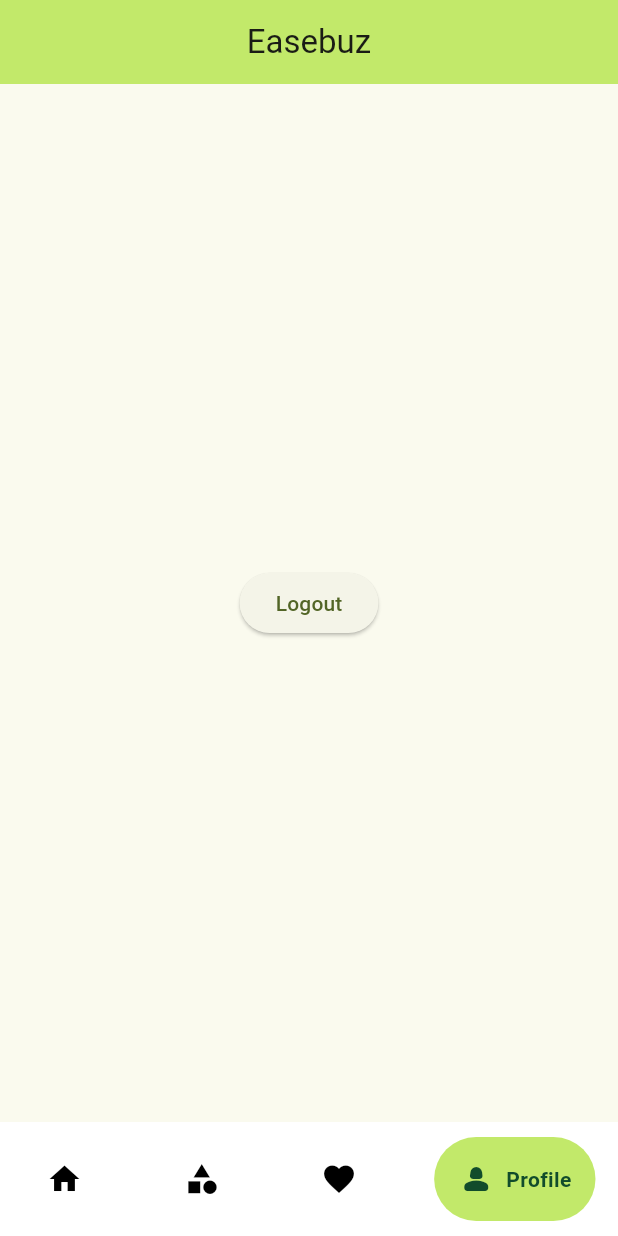
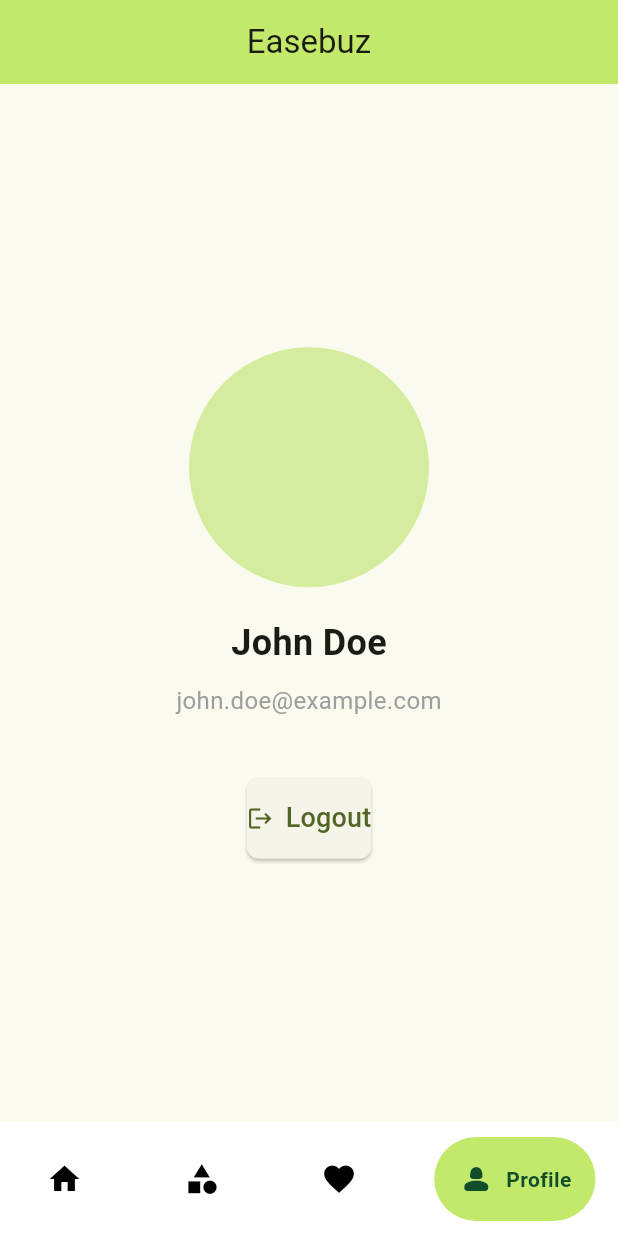
Before and after one commit to sulavtimsina/NepaliBusinessFE, a Flutter app: the screen it shows once a user with an empty profile is signed in, item 4 of the bottom bar chosen, on a phone screen of 412 x 824 dp. Run offline on Flutter 3.47's test engine with Material 3 defaults, Android fonts, the phone set to English and light mode, and no system bars; drawn by our look-alikes of google_nav_bar; our stand-ins replace cached_network_image, cloud_firestore, firebase_auth, firebase_core, get, google_sign_in; missing offline and left inert: flutter_facebook_auth; accounts and stored records are empty.

Commit message:
user profile under work

```diff
--- a/lib/screen/dashboard UI/details UI/business_detail.dart
+++ b/lib/screen/dashboard UI/details UI/business_detail.dart
@@ -28,7 +28,7 @@ class BusinessDetail extends StatelessWidget {
     final LocationController controller = Get.put(LocationController());
     return Scaffold(
       appBar: AppBar(
-        title: const Text('Business Details'),
+        title: Text(utils.name),
         centerTitle: true,
         backgroundColor: utils.primaryColor,
       ),
--- a/lib/screen/dashboard UI/details UI/category_detail_buz.dart
+++ b/lib/screen/dashboard UI/details UI/category_detail_buz.dart
@@ -16,7 +16,7 @@ class CategoryDetailBuz extends StatelessWidget {
     final Utils utils = Utils();
     return Scaffold(
       appBar: AppBar(
-        title: const Text('Businesses'),
+        title: Text(utils.name),
         centerTitle: true,
         backgroundColor:
             utils.primaryColor, // Replace with your Utils primaryColor
--- a/lib/screen/dashboard UI/profile.dart
+++ b/lib/screen/dashboard UI/profile.dart
@@ -8,11 +8,58 @@ class ProfileScreen extends StatelessWidget {
   @override
   Widget build(BuildContext context) {
     AuthControllerState authControllerState = Get.put(AuthControllerState());
-    return Center(
-        child: ElevatedButton(
-            onPressed: () {
-              authControllerState.signOut();
-            },
-            child: const Text('Logout')));
+    final screenSize = MediaQuery.of(context).size;
+    final screenWidth = screenSize.width;
+    final screenHeight = screenSize.height;
+
+    return Scaffold(
+      body: SizedBox(
+        width: screenWidth,
+        height: screenHeight,
+        child: Column(
+          mainAxisAlignment: MainAxisAlignment.center,
+          children: [
+            const CircleAvatar(
+              radius: 80,
+              // backgroundImage: NetworkImage('https://example.com/photo.jpg'),
+            ),
+            const SizedBox(height: 20),
+
+            const Text(
+              'John Doe',
+              style: TextStyle(fontSize: 24, fontWeight: FontWeight.bold),
+            ),
+            const SizedBox(height: 10),
+
+            // Email
+            const Text(
+              'john.doe@example.com',
+              style: TextStyle(fontSize: 16, color: Colors.grey),
+            ),
+            const SizedBox(height: 40),
+
+            Padding(
+              padding: const EdgeInsets.symmetric(horizontal: 16.0),
+              child: ElevatedButton.icon(
+                style: ElevatedButton.styleFrom(
+                  padding: const EdgeInsets.symmetric(vertical: 14),
+                  shape: RoundedRectangleBorder(
+                    borderRadius: BorderRadius.circular(8),
+                  ),
+                ),
+                icon: const Icon(Icons.logout),
+                label: const Text(
+                  "Logout",
+                  style: TextStyle(fontSize: 18),
+                ),
+                onPressed: () {
+                  authControllerState.signOut();
+                },
+              ),
+            ),
+          ],
+        ),
+      ),
+    );
   }
 }
--- a/pubspec.yaml
+++ b/pubspec.yaml
@@ -44,6 +44,7 @@ dependencies:
   flutter_facebook_auth: ^7.1.1
   cached_network_image: ^3.4.1
   url_launcher: ^6.3.1
+  device_preview: ^1.2.0
 
 dev_dependencies:
   flutter_test:
```
Also changed, not shown: lib/controller/dashboard Controller/user_profile_controller.dart (+22 -1 lines), pubspec.lock, 1 other file.
